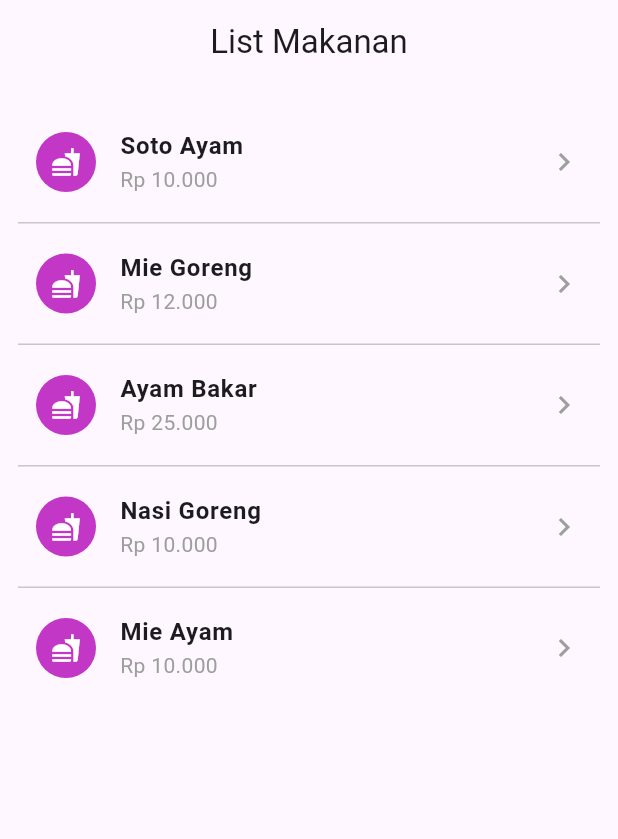
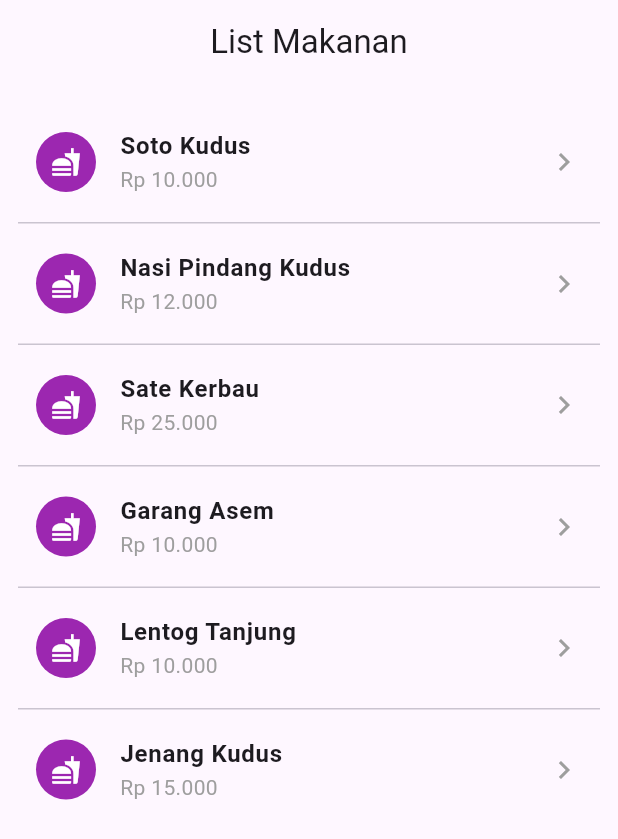
Before and after one commit to muhammadraynar/ProjectFlutter1, a Flutter app: the screen it shows after launch, on a phone screen of 412 x 824 dp. Shown: the top 839 px of the screen. Run offline on Flutter 3.47's test engine with Material 3 defaults, Android fonts, the light colour scheme and no system bars; our stand-ins replace get.

Commit message:
tambah halaman detail makanan dan update route

```diff
--- a/project_flutter1/lib/controller/listmakanan_ctr.dart
+++ b/project_flutter1/lib/controller/listmakanan_ctr.dart
@@ -4,11 +4,12 @@ import 'package:project_flutter1/models/makanan_models.dart';
 class ListmakananController extends GetxController {
 
   List<MakananModel> listMakanan = [
-    MakananModel(namaMakanan: "Soto Ayam", hargaMakanan: "10.000"),
-    MakananModel(namaMakanan: "Mie Goreng", hargaMakanan: "12.000"),
-    MakananModel(namaMakanan: "Ayam Bakar", hargaMakanan: "25.000"),
-    MakananModel(namaMakanan: "Nasi Goreng", hargaMakanan: "10.000"),
-    MakananModel(namaMakanan: "Mie Ayam", hargaMakanan: "10.000"),
+    MakananModel(namaMakanan: "Soto Kudus", hargaMakanan: "10.000"),
+    MakananModel(namaMakanan: "Nasi Pindang Kudus", hargaMakanan: "12.000"),
+    MakananModel(namaMakanan: "Sate Kerbau", hargaMakanan: "25.000"),
+    MakananModel(namaMakanan: "Garang Asem", hargaMakanan: "10.000"),
+    MakananModel(namaMakanan: "Lentog Tanjung", hargaMakanan: "10.000"),
+    MakananModel(namaMakanan: "Jenang Kudus", hargaMakanan: "15.000"),
+
   ];
-
 }
--- a/project_flutter1/lib/pages/listmakanan_page.dart
+++ b/project_flutter1/lib/pages/listmakanan_page.dart
@@ -1,6 +1,7 @@
 import 'package:flutter/material.dart';
 import 'package:get/get.dart';
 import 'package:project_flutter1/controller/listmakanan_ctr.dart';
+import 'package:project_flutter1/routes.dart';
 
 class ListMakananPage extends StatelessWidget {
   ListMakananPage({super.key});
@@ -17,13 +18,13 @@ class ListMakananPage extends StatelessWidget {
       body: ListView.separated(
         padding: const EdgeInsets.all(12),
         itemCount: controller.listMakanan.length,
-        separatorBuilder: (context, index) => const Divider(height: 1), // Garis pemisah simpel
+        separatorBuilder: (context, index) => const Divider(height: 1),
         itemBuilder: (context, index) {
           final makanan = controller.listMakanan[index];
           return ListTile(
             contentPadding: const EdgeInsets.symmetric(horizontal: 12, vertical: 4),
             leading: const CircleAvatar(
-              backgroundColor: Color.fromARGB(255, 194, 55, 197),
+              backgroundColor: Colors.purple,
               child: Icon(Icons.fastfood, color: Colors.white, size: 20),
             ),
             title: Text(
@@ -36,7 +37,11 @@ class ListMakananPage extends StatelessWidget {
             ),
             trailing: const Icon(Icons.chevron_right, color: Colors.grey),
             onTap: () {
-              // Aksi saat item diklik
+              // Pindah ke halaman detail sambil membawa data makanan
+              Get.toNamed(
+                Routes.detail_makanan,
+                arguments: makanan,
+              );
             },
           );
         },
--- a/project_flutter1/lib/routes.dart
+++ b/project_flutter1/lib/routes.dart
@@ -1,16 +1,24 @@
 import 'package:get/get.dart';
+import 'package:project_flutter1/pages/detailmakanan_page.dart';
 import 'package:project_flutter1/pages/listmakanan_page.dart';
 import 'package:project_flutter1/pages/registration_page.dart';
 import 'package:project_flutter1/pages/confirmreg_page.dart';
 
 class Routes {
-  // Wajib menggunakan awalan '/'
-  static const String registration = '/registration';
-  static const String confirm_registration = '/confirm_registration';
-  static const String list_makanan = '/list_makanan';
+  static const list_makanan = '/list_makanan';
+  static const detail_makanan = '/detail_makanan';
+  static const registration = '/registration';
+  static const confirm_registration = '/confirm_registration';
 
-  // PASTIKAN ada kata 'static final List<GetPage>' di bawah ini:
-  static final List<GetPage> pages = [
+  static final pages = [
+    GetPage(
+      name: list_makanan,
+      page: () => ListMakananPage(),
+    ),
+    GetPage(
+      name: detail_makanan,
+      page: () => const DetailMakananPage(),
+    ),
     GetPage(
       name: registration,
       page: () => RegistrationPage(),
@@ -19,9 +27,5 @@ class Routes {
       name: confirm_registration,
       page: () => ConfirmRegPage(),
     ),
-    GetPage(
-      name: list_makanan,
-      page: () => ListMakananPage(),
-    ),
   ];
 }
```
Also changed, not shown: project_flutter1/lib/pages/detailmakanan_page.dart (added, +54 -0 lines).
